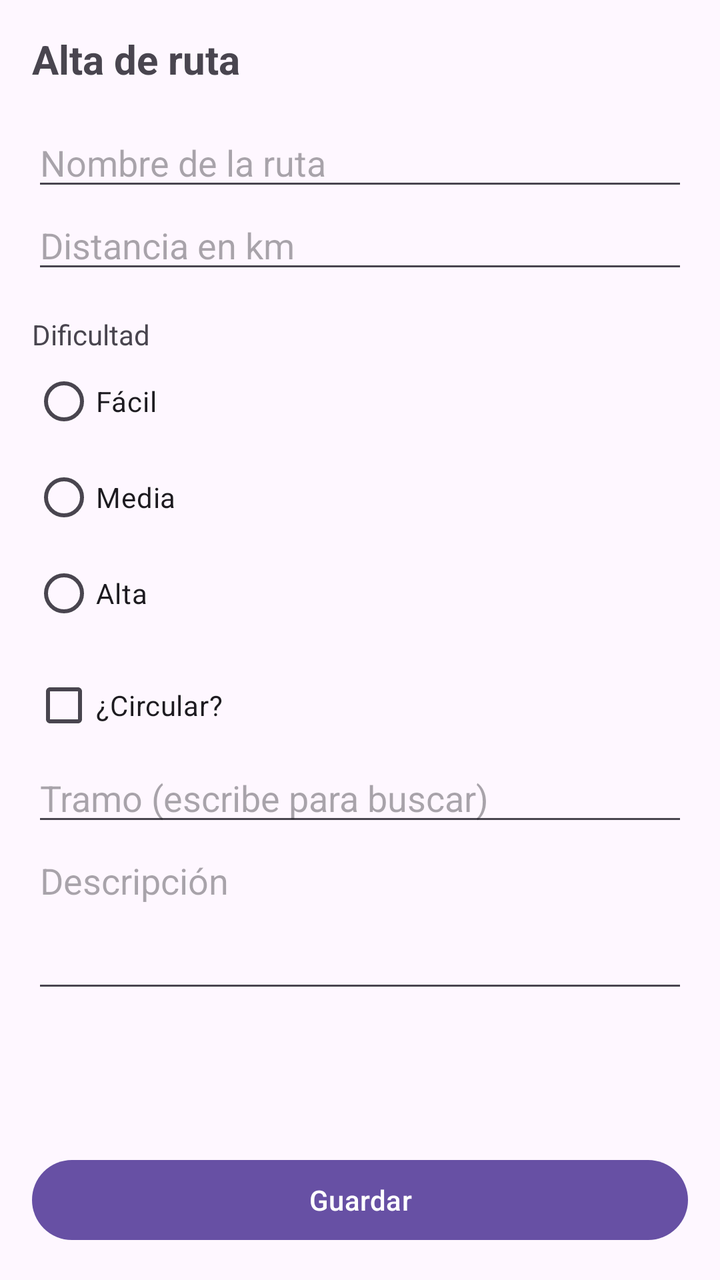
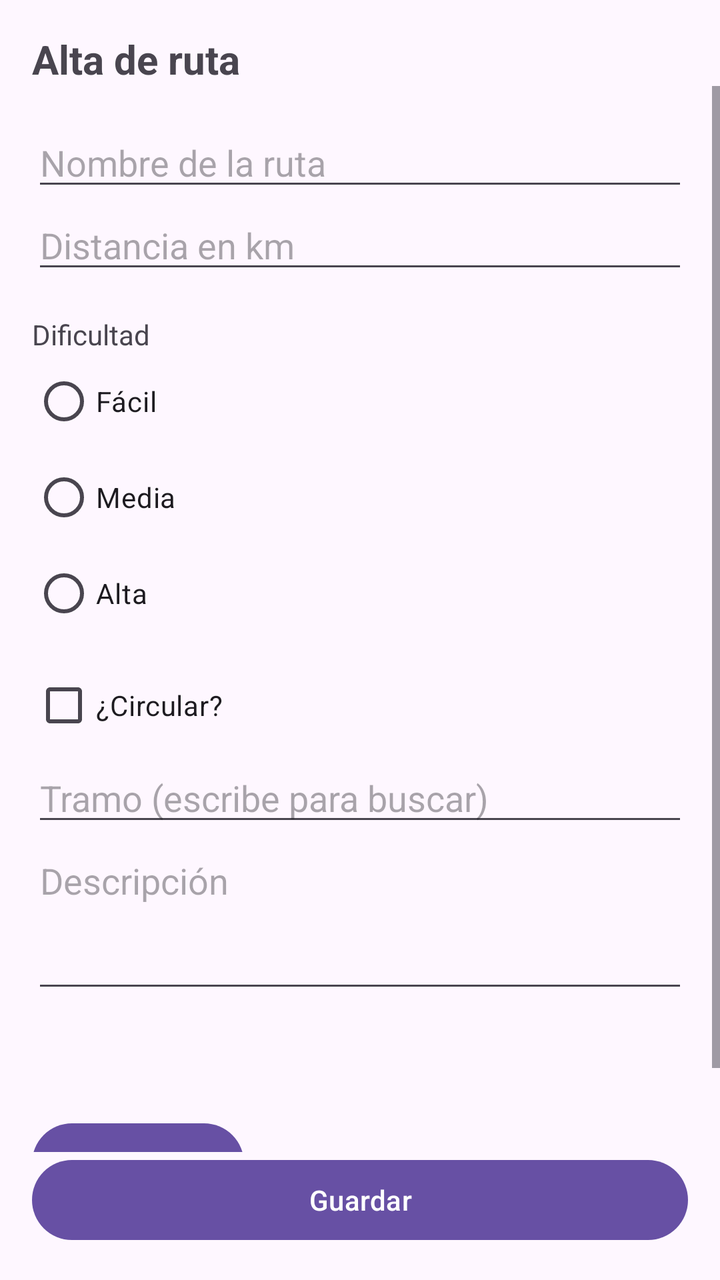

An Android layout rendered at two revisions. The XML below is the earlier revision; the diff shows what the commit changed to produce the second picture.
<!-- AndroidManifest.xml: application theme Theme.Sendeiro -->
<!-- res/layout/activity_main.xml -->
<?xml version="1.0" encoding="utf-8"?>
<androidx.constraintlayout.widget.ConstraintLayout
    xmlns:android="http://schemas.android.com/apk/res/android"
    xmlns:app="http://schemas.android.com/apk/res-auto"
    android:layout_width="match_parent"
    android:layout_height="match_parent"
    android:fitsSystemWindows="true">

    <TextView
        android:id="@+id/titulo"
        android:layout_width="0dp"
        android:layout_height="wrap_content"
        android:layout_margin="16dp"
        android:text="@string/alta_titulo"
        android:textSize="20sp"
        android:textStyle="bold"
        app:layout_constraintTop_toTopOf="parent"
        app:layout_constraintStart_toStartOf="parent"
        app:layout_constraintEnd_toEndOf="parent" />

    <ScrollView
        android:id="@+id/zonaScroll"
        android:layout_width="0dp"
        android:layout_height="0dp"
        app:layout_constraintTop_toBottomOf="@id/titulo"
        app:layout_constraintBottom_toTopOf="@id/botonGuardar"
        app:layout_constraintStart_toStartOf="parent"
        app:layout_constraintEnd_toEndOf="parent">

        <LinearLayout
            android:layout_width="match_parent"
            android:layout_height="wrap_content"
            android:orientation="vertical"
            android:padding="16dp">

            <EditText
                android:id="@+id/campoNombre"
                android:layout_width="match_parent"
                android:layout_height="wrap_content"
                android:hint="@string/hint_nombre"
                android:inputType="text" />

            <EditText
                android:id="@+id/campoDistancia"
                android:layout_width="match_parent"
                android:layout_height="wrap_content"
                android:hint="@string/hint_distancia"
                android:inputType="numberDecimal" />

            <TextView
                android:layout_width="match_parent"
                android:layout_height="wrap_content"
                android:layout_marginTop="16dp"
                android:text="@string/label_dificultad" />

            <RadioGroup
                android:id="@+id/grupoDificultad"
                android:layout_width="match_parent"
                android:layout_height="wrap_content">

                <RadioButton
                    android:id="@+id/radioFacil"
                    android:layout_width="wrap_content"
                    android:layout_height="wrap_content"
                    android:text="@string/dificultad_facil" />

                <RadioButton
                    android:id="@+id/radioMedia"
                    android:layout_width="wrap_content"
                    android:layout_height="wrap_content"
                    android:text="@string/dificultad_media" />

                <RadioButton
                    android:id="@+id/radioAlta"
                    android:layout_width="wrap_content"
                    android:layout_height="wrap_content"
                    android:text="@string/dificultad_alta" />
            </RadioGroup>

            <CheckBox
                android:id="@+id/checkCircular"
                android:layout_width="wrap_content"
                android:layout_height="wrap_content"
                android:layout_marginTop="8dp"
                android:text="@string/label_circular" />

            <AutoCompleteTextView
                android:id="@+id/campoTramo"
                android:layout_width="match_parent"
                android:layout_height="wrap_content"
                android:completionThreshold="1"
                android:hint="@string/hint_tramo"
                android:inputType="text" />

            <EditText
                android:id="@+id/campoDescripcion"
                android:layout_width="match_parent"
                android:layout_height="wrap_content"
                android:gravity="top"
                android:hint="@string/hint_descripcion"
                android:inputType="textMultiLine"
                android:minLines="3" />

            <TextView
                android:id="@+id/textoCreaciones"
                android:layout_width="match_parent"
                android:layout_height="wrap_content"
                android:layout_marginTop="16dp"
                android:textSize="18sp" />
        </LinearLayout>
    </ScrollView>

    <Button
        android:id="@+id/botonGuardar"
        android:layout_width="0dp"
        android:layout_height="wrap_content"
        android:layout_margin="16dp"
        android:text="@string/boton_guardar"
        app:layout_constraintBottom_toBottomOf="parent"
        app:layout_constraintStart_toStartOf="parent"
        app:layout_constraintEnd_toEndOf="parent" />
</androidx.constraintlayout.widget.ConstraintLayout>
<!-- resources referenced by this layout -->
<resources>
  <string name="alta_titulo">Alta de ruta</string>
  <string name="boton_guardar">Guardar</string>
  <string name="dificultad_alta">Alta</string>
  <string name="dificultad_facil">Fácil</string>
  <string name="dificultad_media">Media</string>
  <string name="hint_descripcion">Descripción</string>
  <string name="hint_distancia">Distancia en km</string>
  <string name="hint_nombre">Nombre de la ruta</string>
  <string name="hint_tramo">Tramo (escribe para buscar)</string>
  <string name="label_circular">¿Circular?</string>
  <string name="label_dificultad">Dificultad</string>
  <style name="Theme.Sendeiro" parent="Base.Theme.Sendeiro" />
  <style name="Base.Theme.Sendeiro" parent="Theme.Material3.DayNight.NoActionBar">
          
          
      </style>
</resources>

<!-- the commit's change to res/layout/activity_main.xml (unified diff, before → after) -->
@@ -107,6 +107,12 @@
                 android:layout_height="wrap_content"
                 android:layout_marginTop="16dp"
                 android:textSize="18sp" />
+                            <Button
+                android:id="@+id/botonVerRutas"
+                android:layout_width="wrap_content"
+                android:layout_height="wrap_content"
+                android:layout_marginTop="16dp"
+                android:text="@string/boton_ver_rutas" />
         </LinearLayout>
     </ScrollView>
 
<!-- resource entries referenced after the edit -->
@@ -2,6 +2,7 @@
 <resources>
   <string name="alta_titulo">Alta de ruta</string>
   <string name="boton_guardar">Guardar</string>
+  <string name="boton_ver_rutas">Ver rutas</string>
   <string name="dificultad_alta">Alta</string>
   <string name="dificultad_facil">Fácil</string>
   <string name="dificultad_media">Media</string>
